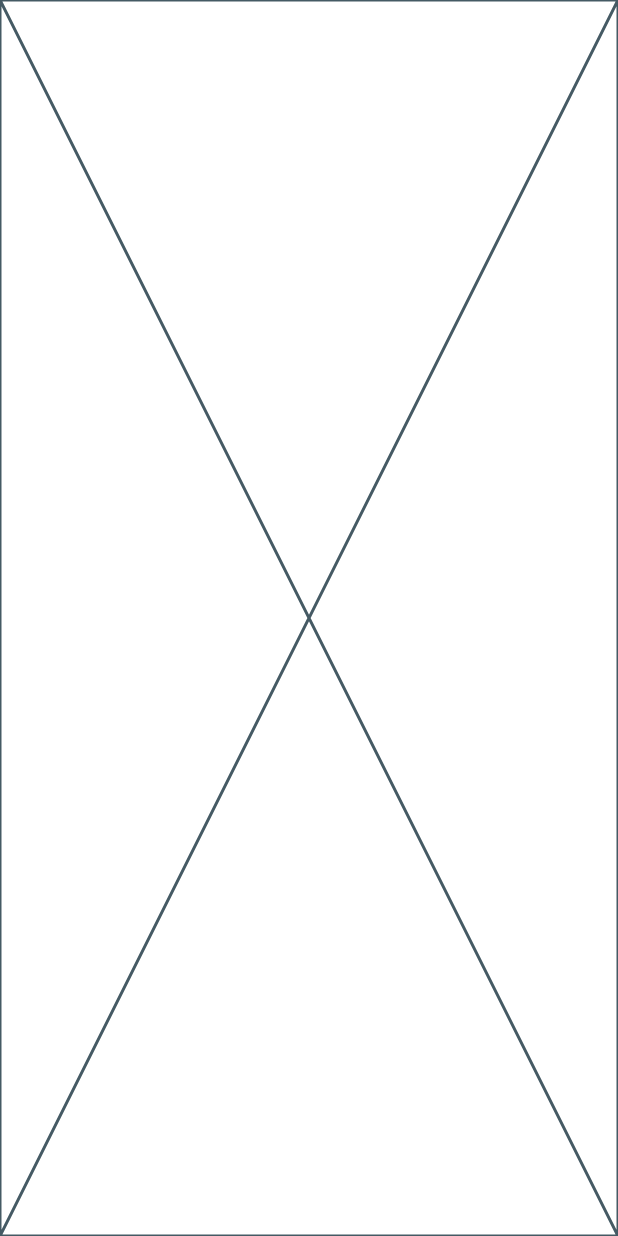
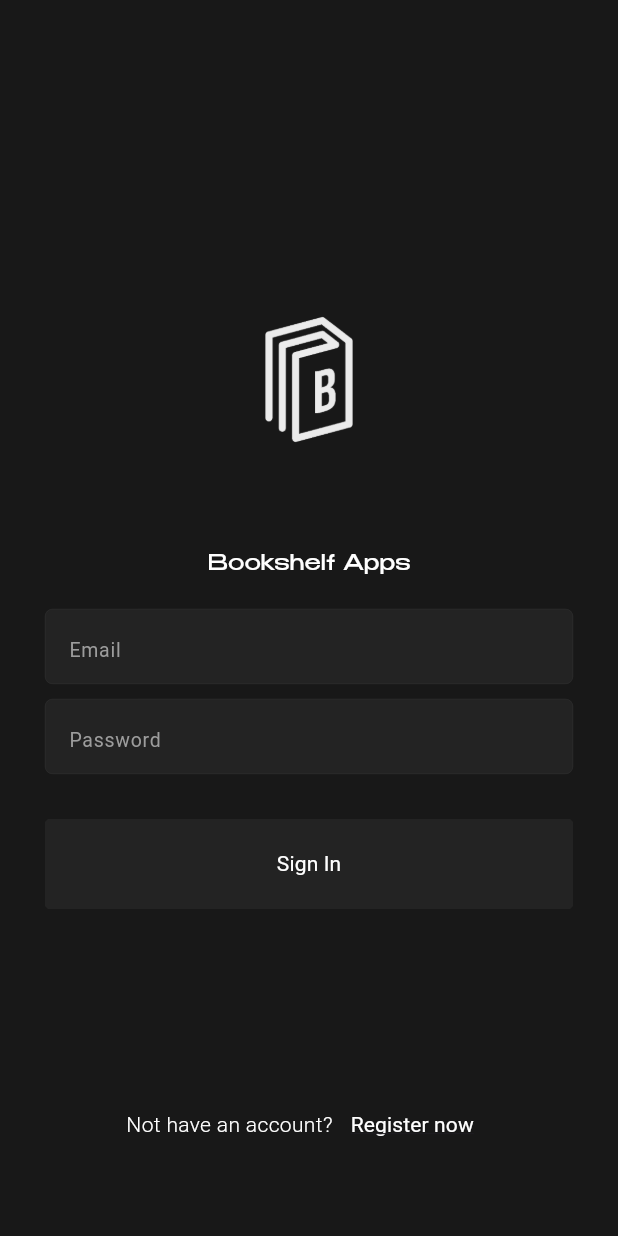
Before and after one commit to rprasetya/last_project, a Flutter app: the screen it shows after launch, on a phone screen of 412 x 824 dp. Run offline on Flutter 3.47's test engine with Material 3 defaults, Android fonts, the phone set to English and light mode, and no system bars; our stand-ins replace supabase_flutter; accounts and stored records are empty.

Commit message:
sign up, sign in, user Auth, add by auth, read by Auth

```diff
--- a/lib/main.dart
+++ b/lib/main.dart
@@ -1,6 +1,7 @@
 import 'package:flutter/material.dart';
 import 'package:last_project/pages/HomePage.dart';
-import 'package:last_project/pages/LoginPage.dart';
+import 'package:last_project/pages/SignInPage.dart';
+import 'package:last_project/pages/SignUpPage.dart';
 import 'package:supabase_flutter/supabase_flutter.dart';
 
 Future<void> main() async {
@@ -24,7 +25,8 @@ class BookshelfApps extends StatelessWidget {
       theme: ThemeData(
           scaffoldBackgroundColor: const Color.fromARGB(255, 240, 240, 240)),
       routes: {
-        '/': (context) => const LoginPage(),
+        '/': (context) => SignInPage(),
+        '/signup': (context) => SignUpPage(),
         '/home': (context) => HomePage()
       },
     );
--- a/lib/pages/LoginPage.dart
+++ /dev/null
@@ -1,10 +0,0 @@
-import 'package:flutter/material.dart';
-
-class LoginPage extends StatelessWidget {
-  const LoginPage({super.key});
-
-  @override
-  Widget build(BuildContext context) {
-    return const Placeholder();
-  }
-}
--- /dev/null
+++ b/lib/pages/SignInPage.dart
@@ -0,0 +1,179 @@
+// ignore_for_file: deprecated_member_use
+
+import 'package:flutter/foundation.dart';
+import 'package:flutter/material.dart';
+import 'package:last_project/pages/HomePage.dart';
+import 'package:last_project/pages/SignUpPage.dart';
+import 'package:supabase_flutter/supabase_flutter.dart';
+
+class SignInPage extends StatelessWidget {
+  SignInPage({super.key});
+
+  final supabase = Supabase.instance.client;
+
+  TextEditingController emailController = TextEditingController();
+  TextEditingController passwordController = TextEditingController();
+
+  @override
+  Widget build(BuildContext context) {
+    Future<void> signIn() async {
+      try {
+        await supabase.auth.signInWithPassword(
+          password: passwordController.text.trim(),
+          email: emailController.text.trim(),
+        );
+        Navigator.pushReplacement(
+          context,
+          MaterialPageRoute(builder: (context) => HomePage()),
+        );
+      } on AuthException catch (e) {
+        print(e);
+      }
+    }
+
+    return Scaffold(
+      body: Container(
+        decoration: const BoxDecoration(color: Color.fromARGB(255, 24, 24, 24)),
+        alignment: Alignment.center,
+        child: Column(
+          mainAxisAlignment: MainAxisAlignment.center,
+          children: [
+            const SizedBox(
+              height: 160,
+            ),
+            Image.asset(
+              'images/logo_book.png',
+              color: const Color.fromARGB(255, 235, 235, 235),
+              width: 60,
+            ),
+            const SizedBox(
+              height: 70,
+            ),
+            const Text(
+              'Bookshelf Apps',
+              style: TextStyle(color: Colors.white, fontFamily: 'Benzin'),
+            ),
+            const SizedBox(
+              height: 20,
+            ),
+            Container(
+                margin: const EdgeInsets.symmetric(horizontal: 30),
+                child: SizedBox(
+                  height: 50,
+                  child: TextField(
+                    controller: emailController,
+                    cursorColor: Colors.white,
+                    style: const TextStyle(color: Colors.white),
+                    decoration: const InputDecoration(
+                        filled: true,
+                        fillColor: Color.fromARGB(255, 35, 35, 35),
+                        hintText: 'Email',
+                        hintStyle: TextStyle(
+                          color: Color.fromARGB(255, 156, 156, 156),
+                          fontSize: 13,
+                          fontWeight: FontWeight.w400,
+                        ),
+                        focusedBorder: OutlineInputBorder(
+                            borderRadius: BorderRadius.all(Radius.circular(5)),
+                            borderSide: BorderSide(
+                                color: Color.fromARGB(255, 60, 60, 60),
+                                width: 1)),
+                        enabledBorder: OutlineInputBorder(
+                            borderRadius: BorderRadius.all(Radius.circular(5)),
+                            borderSide: BorderSide(
+                                color: Color.fromARGB(255, 60, 60, 60),
+                                width: .2))),
+                  ),
+                )),
+            const SizedBox(
+              height: 10,
+            ),
+            Container(
+                margin: const EdgeInsets.symmetric(horizontal: 30),
+                child: SizedBox(
+                  height: 50,
+                  child: TextField(
+                    controller: passwordController,
+                    cursorColor: Colors.white,
+                    style: const TextStyle(color: Colors.white),
+                    decoration: const InputDecoration(
+                        filled: true,
+                        fillColor: Color.fromARGB(255, 35, 35, 35),
+                        hintText: 'Password',
+                        hintStyle: TextStyle(
+                          color: Color.fromARGB(255, 156, 156, 156),
+                          fontSize: 13,
+                          fontWeight: FontWeight.w400,
+                        ),
+                        focusedBorder: OutlineInputBorder(
+                            borderRadius: BorderRadius.all(Radius.circular(5)),
+                            borderSide: BorderSide(
+                                color: Color.fromARGB(255, 60, 60, 60),
+                                width: 1)),
+                        enabledBorder: OutlineInputBorder(
+                            borderRadius: BorderRadius.all(Radius.circular(5)),
+                            borderSide: BorderSide(
+                                color: Color.fromARGB(255, 60, 60, 60),
+                                width: .2))),
+                  ),
+                )),
+            const SizedBox(
+              height: 30,
+            ),
+            Container(
+              margin: const EdgeInsets.symmetric(horizontal: 30),
+              child: SizedBox(
+                  height: 60,
+                  width: double.infinity,
+                  child: TextButton(
+                      style: const ButtonStyle(
+                          shape: MaterialStatePropertyAll(
+                              BeveledRectangleBorder(
+                                  borderRadius:
+                                      BorderRadius.all(Radius.circular(2)))),
+                          foregroundColor:
+                              MaterialStatePropertyAll(Colors.white),
+                          backgroundColor: MaterialStatePropertyAll(
+                              Color.fromARGB(255, 35, 35, 35))),
+                      onPressed: () {
+                        signIn();
+                      },
+                      child: const Text(
+                        'Sign In',
+                        style: TextStyle(fontWeight: FontWeight.w400),
+                      ))),
+            ),
+            const SizedBox(
+              height: 120,
+            ),
+            Row(
+              mainAxisAlignment: MainAxisAlignment.center,
+              children: [
+                const Text(
+                  'Not have an account?',
+                  style: TextStyle(
+                      color: Colors.white, fontWeight: FontWeight.w300),
+                ),
+                TextButton(
+                    onPressed: () {
+                      Navigator.push(
+                        context,
+                        MaterialPageRoute(builder: (context) => SignUpPage()),
+                      );
+                    },
+                    style: const ButtonStyle(),
+                    child: const Text(
+                      'Register now',
+                      style: TextStyle(
+                          color: Colors.white,
+                          fontWeight: FontWeight.w400,
+                          decoration: TextDecoration.underline),
+                    ))
+              ],
+            )
+          ],
+        ),
+      ),
+    );
+  }
+}
--- a/pubspec.yaml
+++ b/pubspec.yaml
@@ -32,7 +32,6 @@ dependencies:
     sdk: flutter
   supabase_flutter: ^2.5.2
   google_fonts: ^6.2.1
-  http:
 
 
 
@@ -64,8 +63,8 @@ flutter:
   uses-material-design: true
 
   # To add assets to your application, add an assets section, like this:
-  # assets:
-  #   - images/a_dot_burr.jpeg
+  assets:
+    - images/logo_book.png
   #   - images/a_dot_ham.jpeg
 
   # An image asset can refer to one or more resolution-specific "variants", see
```
Also changed, not shown: lib/component/home/ModalBottom.dart (+9 -1 lines), lib/component/home/SliverFillRemainingGue.dart (+32 -5 lines), lib/pages/SignUpPage.dart (added, +220 -0 lines), images/logo_book.png (added), pubspec.lock.
